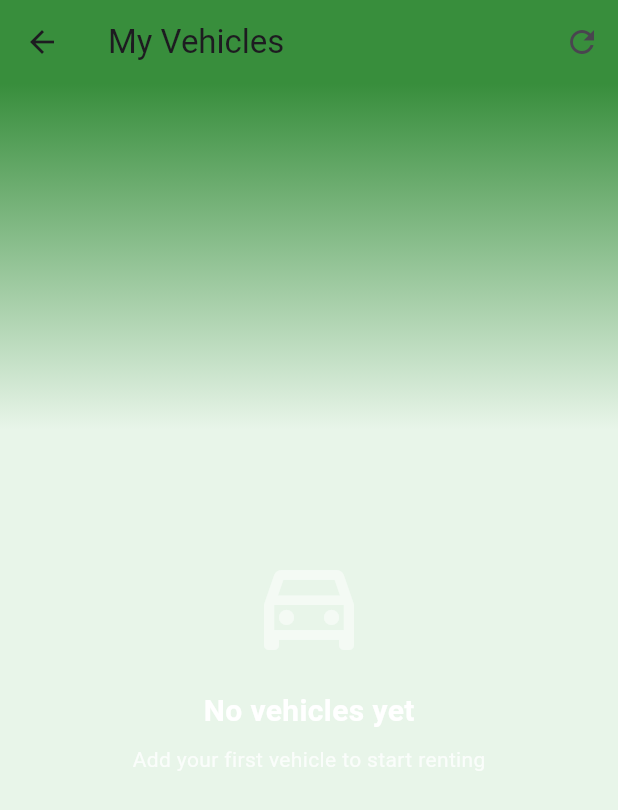
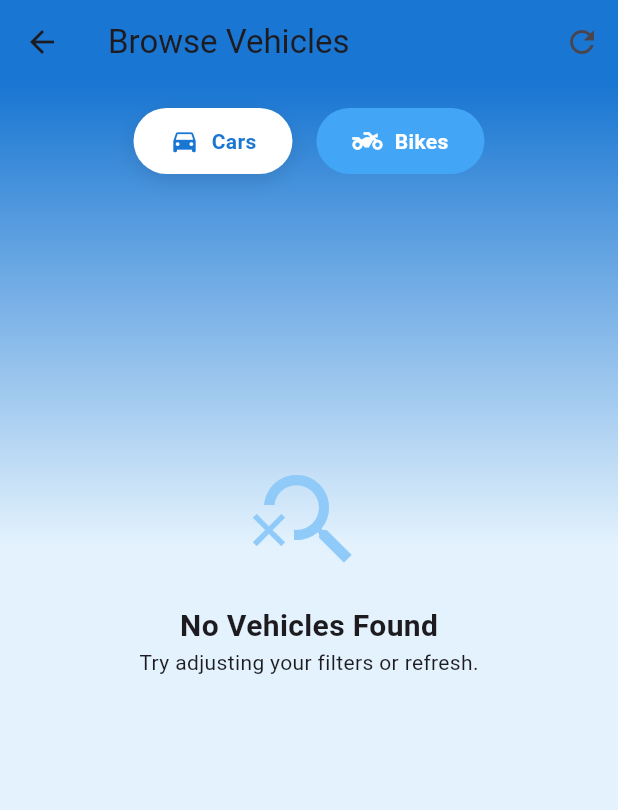
Before and after one commit to rottensmile8/myProject, a Flutter app: the RenterDashboardPage screen opened directly with empty values, after a tap on "Browse Vehicles", on a phone screen of 412 x 824 dp. Shown: the top 810 px of the screen. Run offline on Flutter 3.47's test engine with Material 3 defaults, Android fonts, the phone set to English and light mode, and no system bars; accounts and stored records are empty; network calls fail.

Commit message:
browse cars for renter

```diff
--- /dev/null
+++ b/werent/lib/auth/browse_vehicles.dart
@@ -0,0 +1,300 @@
+import 'package:flutter/material.dart';
+import 'package:werent/models/vehicle_model.dart';
+import 'package:werent/controllers/vehicle_controller.dart';
+
+class BrowseVehiclesScreen extends StatefulWidget {
+  const BrowseVehiclesScreen({super.key});
+
+  @override
+  State<BrowseVehiclesScreen> createState() => _BrowseVehiclesScreenState();
+}
+
+class _BrowseVehiclesScreenState extends State<BrowseVehiclesScreen> {
+  final VehicleController _vehicleController = VehicleController();
+  List<Vehicle> _vehicles = [];
+  bool _isLoading = true;
+  VehicleCategory? _selectedCategory = VehicleCategory.car;
+
+  @override
+  void initState() {
+    super.initState();
+    _loadVehicles();
+  }
+
+  Future<void> _loadVehicles() async {
+    setState(() {
+      _isLoading = true;
+    });
+
+    try {
+      final vehicles = await _vehicleController.getOwnerVehicles('');
+      setState(() {
+        _vehicles = vehicles;
+      });
+    } catch (e) {
+      if (mounted) {
+        ScaffoldMessenger.of(context).showSnackBar(
+          SnackBar(
+            content: Text('Error loading vehicles: $e'),
+            backgroundColor: Colors.red,
+          ),
+        );
+      }
+    } finally {
+      if (mounted) {
+        setState(() {
+          _isLoading = false;
+        });
+      }
+    }
+  }
+
+  List<Vehicle> get filteredVehicles {
+    if (_selectedCategory == null) return _vehicles;
+    return _vehicles.where((v) => v.category == _selectedCategory).toList();
+  }
+
+  @override
+  Widget build(BuildContext context) {
+    return Scaffold(
+      appBar: AppBar(
+        title: const Text('Browse Vehicles'),
+        backgroundColor: Colors.blue.shade700,
+        elevation: 0,
+        actions: [
+          IconButton(icon: const Icon(Icons.refresh), onPressed: _loadVehicles),
+        ],
+      ),
+      body: Container(
+        // Force the container to fill the screen for the gradient to look right
+        width: double.infinity,
+        height: double.infinity,
+        decoration: BoxDecoration(
+          gradient: LinearGradient(
+            begin: Alignment.topCenter,
+            end: Alignment.bottomCenter,
+            colors: [
+              Colors.blue.shade700,
+              Colors.blue.shade50,
+            ],
+            stops: const [0.0, 0.4],
+          ),
+        ),
+        child: _isLoading
+            ? const Center(
+                child: CircularProgressIndicator(
+                  color: Colors.white,
+                  strokeWidth: 3,
+                ),
+              )
+            : Column(
+                children: [
+                  _buildCategoryFilter(),
+                  Expanded(
+                    child: filteredVehicles.isEmpty
+                        ? _buildEmptyState()
+                        : RefreshIndicator(
+                            onRefresh: _loadVehicles,
+                            child: ListView.builder(
+                              padding:
+                                  const EdgeInsets.symmetric(horizontal: 16),
+                              itemCount: filteredVehicles.length,
+                              itemBuilder: (context, index) {
+                                final vehicle = filteredVehicles[index];
+                                return _buildVehicleCard(vehicle);
+                              },
+                            ),
+                          ),
+                  ),
+                ],
+              ),
+      ),
+    );
+  }
+
+  Widget _buildCategoryFilter() {
+    return Padding(
+      padding: const EdgeInsets.all(16.0),
+      child: Row(
+        mainAxisAlignment: MainAxisAlignment.center,
+        children: [
+          _buildCategoryTab(
+            Icons.directions_car,
+            VehicleCategory.car,
+            'Cars',
+          ),
+          const SizedBox(width: 16),
+          _buildCategoryTab(
+            Icons.two_wheeler,
+            VehicleCategory.bike,
+            'Bikes',
+          ),
+        ],
+      ),
+    );
+  }
+
+  Widget _buildCategoryTab(
+      IconData icon, VehicleCategory category, String label) {
+    final isSelected = _selectedCategory == category;
+    return GestureDetector(
+      onTap: () => setState(() => _selectedCategory = category),
+      child: AnimatedContainer(
+        duration: const Duration(milliseconds: 200),
+        padding: const EdgeInsets.symmetric(horizontal: 24, vertical: 12),
+        decoration: BoxDecoration(
+          color: isSelected ? Colors.white : Colors.blue.shade400,
+          borderRadius: BorderRadius.circular(25),
+          boxShadow: [
+            if (isSelected)
+              BoxShadow(
+                color: Colors.black.withOpacity(0.1),
+                blurRadius: 10,
+                offset: const Offset(0, 4),
+              ),
+          ],
+        ),
+        child: Row(
+          children: [
+            Icon(
+              icon,
+              size: 20,
+              color: isSelected ? Colors.blue.shade700 : Colors.white,
+            ),
+            const SizedBox(width: 8),
+            Text(
+              label,
+              style: TextStyle(
+                color: isSelected ? Colors.blue.shade700 : Colors.white,
+                fontWeight: FontWeight.bold,
+              ),
+            ),
+          ],
+        ),
+      ),
+    );
+  }
+
+  Widget _buildEmptyState() {
+    return SingleChildScrollView(
+      physics: const AlwaysScrollableScrollPhysics(),
+      child: Container(
+        height: MediaQuery.of(context).size.height * 0.6,
+        alignment: Alignment.center,
+        child: Column(
+          mainAxisAlignment: MainAxisAlignment.center,
+          children: [
+            Icon(Icons.search_off_outlined,
+                size: 80, color: Colors.blue.shade200),
+            const SizedBox(height: 16),
+            const Text(
+              'No Vehicles Found',
+              style: TextStyle(fontSize: 20, fontWeight: FontWeight.bold),
+            ),
+            const Text('Try adjusting your filters or refresh.'),
+          ],
+        ),
+      ),
+    );
+  }
+
+  Widget _buildVehicleCard(Vehicle vehicle) {
+    return Card(
+      margin: const EdgeInsets.only(bottom: 16),
+      elevation: 4,
+      shape: RoundedRectangleBorder(borderRadius: BorderRadius.circular(16)),
+      child: Padding(
+        padding: const EdgeInsets.all(16),
+        child: Column(
+          crossAxisAlignment: CrossAxisAlignment.start,
+          children: [
+            Row(
+              children: [
+                Container(
+                  width: 60,
+                  height: 60,
+                  decoration: BoxDecoration(
+                    color: Colors.blue.shade50,
+                    borderRadius: BorderRadius.circular(12),
+                  ),
+                  child: Icon(
+                    vehicle.category == VehicleCategory.bike
+                        ? Icons.two_wheeler
+                        : Icons.directions_car,
+                    color: Colors.blue.shade700,
+                  ),
+                ),
+                const SizedBox(width: 12),
+                Expanded(
+                  child: Column(
+                    crossAxisAlignment: CrossAxisAlignment.start,
+                    children: [
+                      Text(
+                        vehicle.name,
+                        style: const TextStyle(
+                            fontSize: 18, fontWeight: FontWeight.bold),
+                      ),
+                      Text('${vehicle.brand} • ${vehicle.modelYear}'),
+                    ],
+                  ),
+                ),
+                _buildStatusBadge(vehicle.isAvailable),
+              ],
+            ),
+            const SizedBox(height: 16),
+            Row(
+              children: [
+                _buildInfoTag('Rs ${vehicle.pricePerDayNPR}/day'),
+                const SizedBox(width: 8),
+                _buildInfoTag(vehicle.fuelTypeDisplay),
+              ],
+            ),
+            const SizedBox(height: 16),
+            SizedBox(
+              width: double.infinity,
+              child: ElevatedButton(
+                onPressed: vehicle.isAvailable ? () {} : null,
+                style: ElevatedButton.styleFrom(
+                  backgroundColor: Colors.blue.shade700,
+                  foregroundColor: Colors.white,
+                  shape: RoundedRectangleBorder(
+                      borderRadius: BorderRadius.circular(8)),
+                ),
+                child: const Text('Book Now'),
+              ),
+            ),
+          ],
+        ),
+      ),
+    );
+  }
+
+  Widget _buildStatusBadge(bool available) {
+    return Container(
+      padding: const EdgeInsets.symmetric(horizontal: 10, vertical: 4),
+      decoration: BoxDecoration(
+        color: available ? Colors.green.shade100 : Colors.red.shade100,
+        borderRadius: BorderRadius.circular(20),
+      ),
+      child: Text(
+        available ? 'Available' : 'Rented',
+        style: TextStyle(
+          color: available ? Colors.green.shade700 : Colors.red.shade700,
+          fontWeight: FontWeight.bold,
+          fontSize: 12,
+        ),
+      ),
+    );
+  }
+
+  Widget _buildInfoTag(String text) {
+    return Container(
+      padding: const EdgeInsets.symmetric(horizontal: 12, vertical: 6),
+      decoration: BoxDecoration(
+        color: Colors.grey.shade100,
+        borderRadius: BorderRadius.circular(8),
+      ),
+      child: Text(text, style: const TextStyle(fontSize: 13)),
+    );
+  }
+}
--- a/werent/lib/auth/renter_dashboard.dart
+++ b/werent/lib/auth/renter_dashboard.dart
@@ -104,7 +104,9 @@ class RenterDashboardPage extends StatelessWidget {
                 radius: 30,
                 backgroundColor: Colors.blue.shade700,
                 child: Text(
-                  user.fullName.isNotEmpty ? user.fullName[0].toUpperCase() : 'U',
+                  user.fullName.isNotEmpty
+                      ? user.fullName[0].toUpperCase()
+                      : 'U',
                   style: const TextStyle(
                     fontSize: 24,
                     color: Colors.white,
@@ -125,7 +127,10 @@ class RenterDashboardPage extends StatelessWidget {
                   children: [
                     Text(
                       'Welcome back,',
-                      style: TextStyle(fontSize: 14, color: Colors.grey.shade600),
+                      style: TextStyle(
+                        fontSize: 14,
+                        color: Colors.grey.shade600,
+                      ),
                     ),
                     Text(
                       user.fullName,
@@ -174,22 +179,31 @@ class RenterDashboardPage extends StatelessWidget {
           children: [
             const Text(
               'Your Analytics',
-              style: TextStyle(
-                fontSize: 24,
-                fontWeight: FontWeight.bold,
-              ),
+              style: TextStyle(fontSize: 24, fontWeight: FontWeight.bold),
             ),
             const SizedBox(height: 20),
             Row(
               children: [
-                _buildAnalyticsCardSmall(Icons.check_circle, 'Total Rentals', '12'),
-                _buildAnalyticsCardSmall(Icons.attach_money, 'Total Spent', '\$2,450'),
+                _buildAnalyticsCardSmall(
+                  Icons.check_circle,
+                  'Total Rentals',
+                  '12',
+                ),
+                _buildAnalyticsCardSmall(
+                  Icons.attach_money,
+                  'Total Spent',
+                  '\$2,450',
+                ),
               ],
             ),
             const SizedBox(height: 12),
             Row(
               children: [
-                _buildAnalyticsCardSmall(Icons.directions_car, 'Active Rentals', '1'),
+                _buildAnalyticsCardSmall(
+                  Icons.directions_car,
+                  'Active Rentals',
+                  '1',
+                ),
                 _buildAnalyticsCardSmall(Icons.favorite, 'Saved Vehicles', '5'),
               ],
             ),
@@ -248,7 +262,7 @@ class RenterDashboardPage extends StatelessWidget {
           subtitle: 'Find your perfect vehicle',
           color: Colors.orange.shade400,
           logo: Icons.directions_car,
-          onTap: () => Navigator.of(context).pushNamed('/owner/my-vehicles', arguments: user),
+          onTap: () => Navigator.of(context).pushNamed('/browse-vehicles'),
         ),
         const SizedBox(height: 12),
         _buildActionCard(
@@ -257,7 +271,9 @@ class RenterDashboardPage extends StatelessWidget {
           subtitle: 'View past rentals',
           color: Colors.purple.shade400,
           logo: Icons.history,
-          onTap: () {},
+          onTap: () => Navigator.of(
+            context,
+          ).pushNamed('/owner/bookings', arguments: user),
         ),
         const SizedBox(height: 12),
         _buildActionCard(
--- a/werent/lib/main.dart
+++ b/werent/lib/main.dart
@@ -6,6 +6,7 @@ import 'package:werent/auth/owner_dashboard.dart';
 import 'package:werent/auth/add_vehicle.dart';
 import 'package:werent/auth/my_vehicles.dart';
 import 'package:werent/auth/bookings.dart';
+import 'package:werent/auth/browse_vehicles.dart';
 import 'package:werent/models/user_model.dart';
 import 'package:werent/controllers/auth_controller.dart';
 
@@ -39,6 +40,9 @@ class MyApp extends StatelessWidget {
             );
           }
           return const LoginScreen();
+        },
+        '/browse-vehicles': (context) {
+          return const BrowseVehiclesScreen();
         },
         '/owner/dashboard': (context) {
           // Get user from arguments
```
Also changed, not shown: werent/pubspec.yaml (+11 -74 lines), werent/pubspec.lock.
